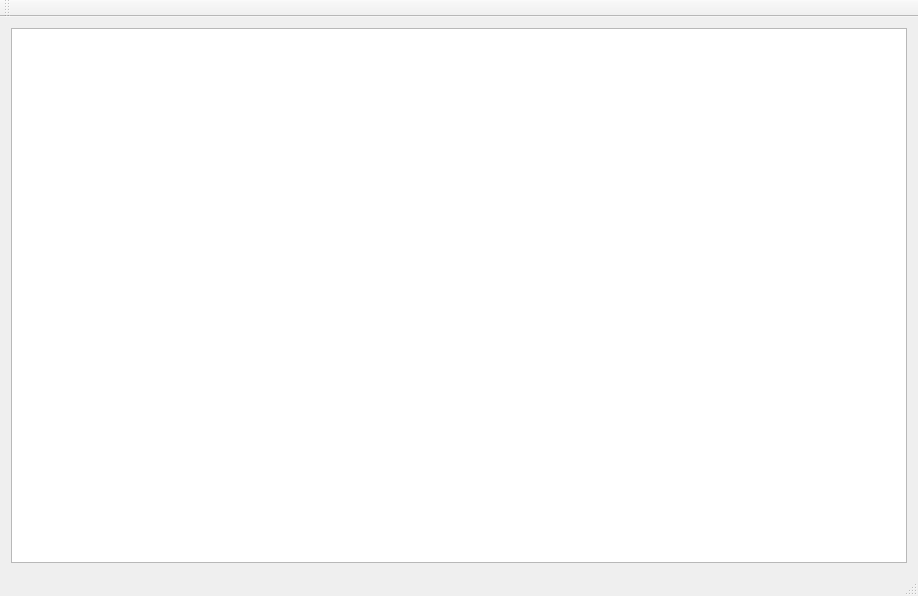
Above: mainwindow.ui from afigegoznaet/CircuitDesign before the change. Below: the same form after it.
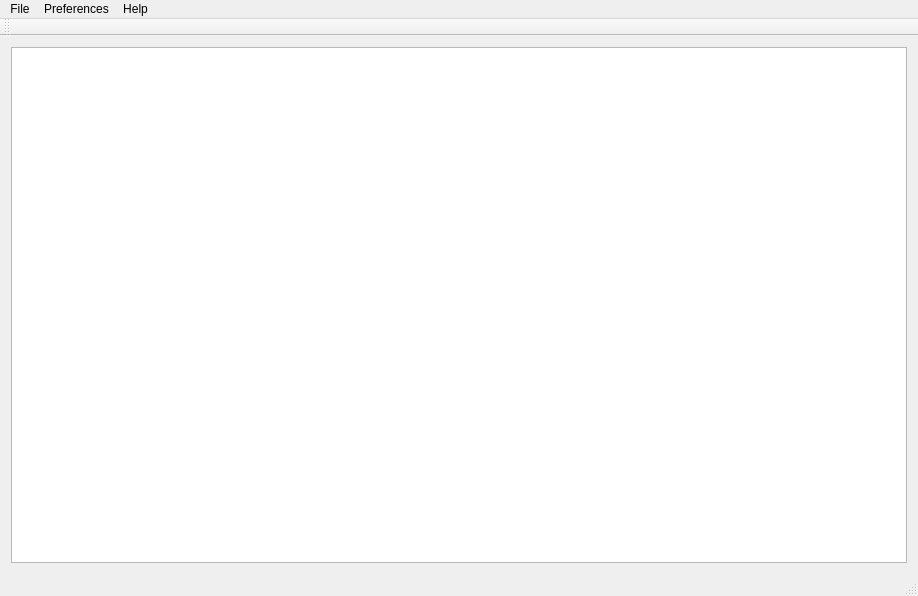
That is the form after the change.

Commit message: Status bar

What changed in the file:
```diff
--- a/mainwindow.ui
+++ b/mainwindow.ui
@@ -26,11 +26,35 @@
      <x>0</x>
      <y>0</y>
      <width>918</width>
-     <height>19</height>
+     <height>26</height>
     </rect>
    </property>
+   <widget class="QMenu" name="menuFile">
+    <property name="title">
+     <string>File</string>
+    </property>
+    <addaction name="actionNew_Schematic"/>
+    <addaction name="actionOpen_Schematic"/>
+   </widget>
+   <widget class="QMenu" name="menuPreferences">
+    <property name="title">
+     <string>Preferences</string>
+    </property>
+   </widget>
+   <widget class="QMenu" name="menuHelp">
+    <property name="title">
+     <string>Help</string>
+    </property>
+   </widget>
+   <addaction name="menuFile"/>
+   <addaction name="menuPreferences"/>
+   <addaction name="menuHelp"/>
   </widget>
-  <widget class="QToolBar" name="mainToolBar">
+  <widget class="QStatusBar" name="statusBar"/>
+  <widget class="QToolBar" name="toolBar">
+   <property name="windowTitle">
+    <string>toolBar</string>
+   </property>
    <attribute name="toolBarArea">
     <enum>TopToolBarArea</enum>
    </attribute>
```
Left out of the diff: 11 changed lines with no effect on the pictures. The commit also changes 1 other file.
